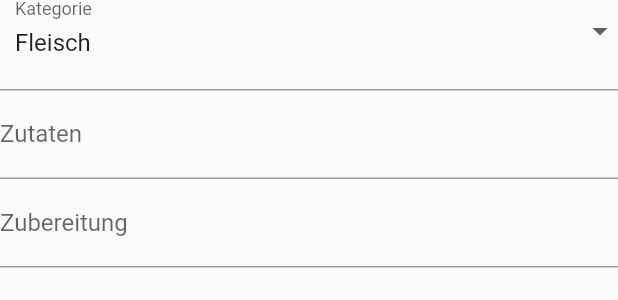
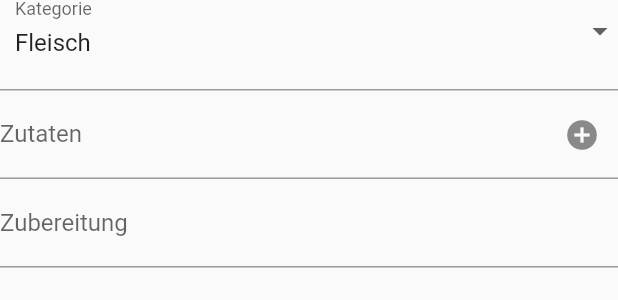
Before and after one commit to mmoosbac94/Rezeptbuch, a Flutter app: the CustomForm widget shown alone on an empty page, opened directly, on a phone screen of 412 x 824 dp. Shown: the part 118-418 px from the top of the screen. Run offline on Flutter 3.47's test engine with Material 2 defaults, Android fonts, the light colour scheme and no system bars; generated files the repository leaves out were written again; network calls fail.

Commit message:
Expanded and improved addRecipeDialog

```diff
--- a/lib/main.dart
+++ b/lib/main.dart
@@ -1,12 +1,12 @@
 import 'package:flutter/material.dart';
 import 'package:provider/provider.dart';
+import 'package:recipeWebApp/usecases/add_recipe_usecase.dart';
 import 'package:recipeWebApp/usecases/appbar_usecase.dart';
 import 'package:recipeWebApp/recipe_repository.dart';
 import 'package:recipeWebApp/usecases/recipe_usecase.dart';
 import 'package:recipeWebApp/userinterface/recipe_app_bar.dart';
 import 'package:recipeWebApp/userinterface/recipe_page_body.dart';
 import 'package:recipeWebApp/webservice.dart';
-
 
 void main() {
   runApp(MyApp());
@@ -22,7 +22,9 @@ class MyApp extends StatelessWidget {
       providers: [
         ChangeNotifierProvider<AppBarUseCase>(create: (_) => AppBarUseCase()),
         ChangeNotifierProvider<RecipeUseCase>(
-            create: (_) => RecipeUseCase(recipeRepository))
+            create: (_) => RecipeUseCase(recipeRepository)),
+        ChangeNotifierProvider<AddRecipeUseCase>(
+            create: (_) => AddRecipeUseCase())
       ],
       child: MaterialApp(
         title: 'Flutter Rezeptbuch',
--- a/lib/usecases/recipe_card_usecase.dart
+++ /dev/null
@@ -1,6 +0,0 @@
-class RecipeCardUseCase {
-
-
-
-
-}
--- a/lib/userinterface/add_recipe_dialog.dart
+++ b/lib/userinterface/add_recipe_dialog.dart
@@ -3,20 +3,25 @@ import 'package:flutter/material.dart';
 import 'package:flutter/services.dart';
 import 'package:provider/provider.dart';
 import 'package:recipeWebApp/models/recipe.dart';
+import 'package:recipeWebApp/usecases/add_recipe_usecase.dart';
 import 'package:recipeWebApp/usecases/recipe_usecase.dart';
 
 class AddRecipeDialog extends StatelessWidget {
   @override
   Widget build(BuildContext context) {
     return AlertDialog(
-        content: SingleChildScrollView(
-      child: Column(
-        children: <Widget>[
-          const Text('Füge ein neues Rezept hinzu...'),
-          CustomForm(),
+        actions: <Widget>[
+          InkWell(
+              onTap: () => context.read<AddRecipeUseCase>().cancel(context),
+              child: const Text('Cancel'))
         ],
-      ),
-    ));
+        scrollable: true,
+        content: Column(
+          children: <Widget>[
+            const Text('Füge ein neues Rezept hinzu...'),
+            CustomForm(),
+          ],
+        ));
   }
 }
 
@@ -30,8 +35,11 @@ class CustomForm extends StatefulWidget {
 class CustomFormState extends State<CustomForm> {
   final _formKey = GlobalKey<FormState>();
   final TextEditingController recipeNameController = TextEditingController();
+  final TextEditingController ingredientController = TextEditingController();
   final TextEditingController recipePersonController = TextEditingController();
   final TextEditingController recipeTimeController = TextEditingController();
+  final TextEditingController recipePreparationController =
+      TextEditingController();
   final TextEditingController recipeTipController = TextEditingController();
   final ValueNotifier<String> dropDownNotifier =
       ValueNotifier<String>('Fleisch');
@@ -48,8 +56,7 @@ class CustomFormState extends State<CustomForm> {
               decoration: const InputDecoration(labelText: 'Name'),
             ),
             CategoriesDropDown(dropDownNotifier: dropDownNotifier),
-            TextFormField(
-                decoration: const InputDecoration(labelText: 'Zutaten')),
+            IngredientsAdder(controller: ingredientController),
             TextFormField(
                 maxLines: null,
                 keyboardType: TextInputType.text,
@@ -87,7 +94,7 @@ class CustomFormState extends State<CustomForm> {
         category: dropDownNotifier.value,
         ingredients: ['Test1', 'Test2', 'Test3'],
         persons: int.parse(recipePersonController.text),
-        preparation: 'TestPreparation',
+        preparation: recipePreparationController.text,
         time: int.parse(recipeTimeController.text),
         tip: recipeTipController.text);
     // final String response = await context
@@ -96,6 +103,42 @@ class CustomFormState extends State<CustomForm> {
     await context
         .read<RecipeUseCase>()
         .addRecipe(recipe: recipe, context: context);
+  }
+}
+
+class IngredientsAdder extends StatelessWidget {
+  final TextEditingController controller;
+
+  const IngredientsAdder({this.controller});
+
+  @override
+  Widget build(BuildContext context) {
+    return Column(
+        crossAxisAlignment: CrossAxisAlignment.start,
+        children: <Widget>[
+          TextFormField(
+              controller: controller,
+              decoration: InputDecoration(
+                  labelText: 'Zutaten',
+                  suffixIcon: InkWell(
+                    onTap: () => context
+                        .read<AddRecipeUseCase>()
+                        .addIngredient(controller),
+                    child: const Icon(Icons.add_circle),
+                  ))),
+          Consumer<AddRecipeUseCase>(
+            builder: (_, addRecipeUseCase, __) {
+              if (addRecipeUseCase.ingredientsList.isNotEmpty) {
+                return Row(
+                    children: addRecipeUseCase.ingredientsList
+                        .map((ingredient) => Text(ingredient))
+                        .toList());
+              } else {
+                return Container();
+              }
+            },
+          )
+        ]);
   }
 }
 
--- a/lib/userinterface/recipe_app_bar.dart
+++ b/lib/userinterface/recipe_app_bar.dart
@@ -4,8 +4,8 @@ import 'package:flutter/material.dart';
 import 'package:provider/provider.dart';
 import 'package:recipeWebApp/usecases/appbar_usecase.dart';
 import 'package:recipeWebApp/usecases/recipe_usecase.dart';
+import 'package:recipeWebApp/userinterface/add_recipe_dialog.dart';
 
-import 'add_recipe_dialog.dart';
 
 class RecipeAppBar extends StatefulWidget implements PreferredSizeWidget {
   final String title;
@@ -87,6 +87,7 @@ class _RecipeAppBarState extends State<RecipeAppBar> {
       IconButton(
           icon: const Icon(Icons.add),
           onPressed: () => showDialog<dynamic>(
+            barrierDismissible: false,
               context: context, builder: (context) => AddRecipeDialog())),
     ];
   }
```
Also changed, not shown: lib/usecases/add_recipe_usecase.dart (added, +16 -0 lines).
